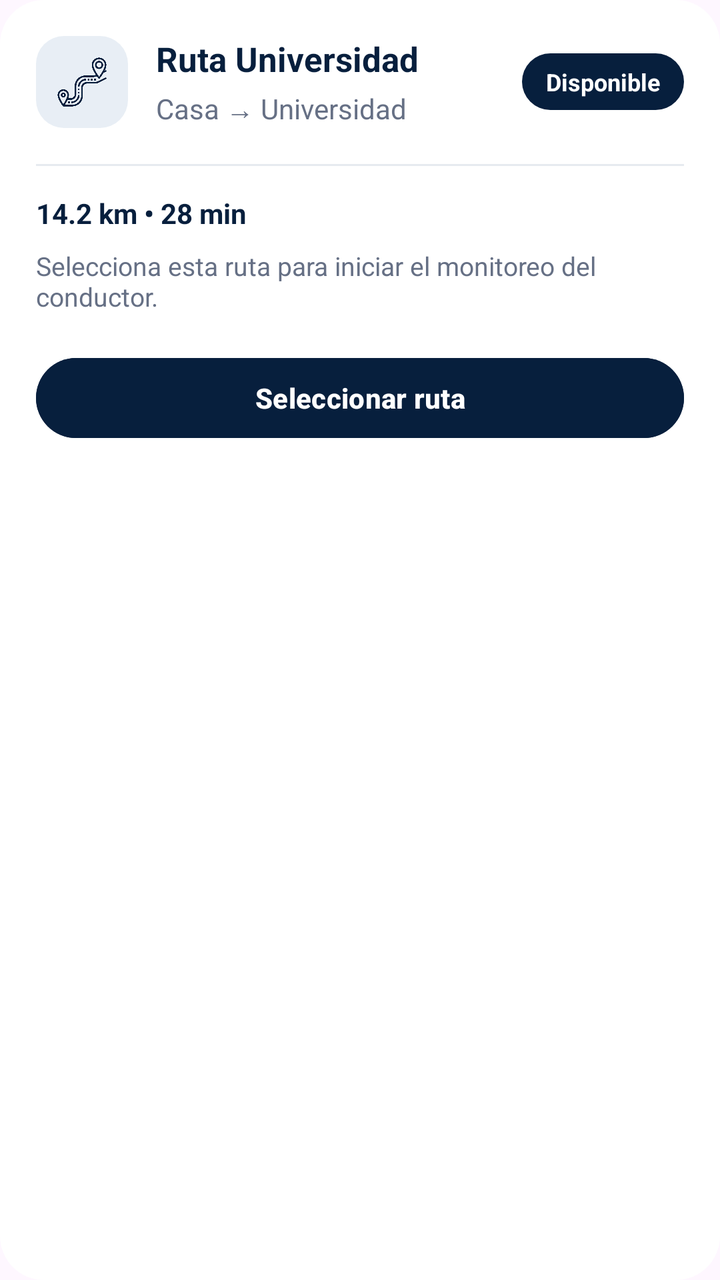
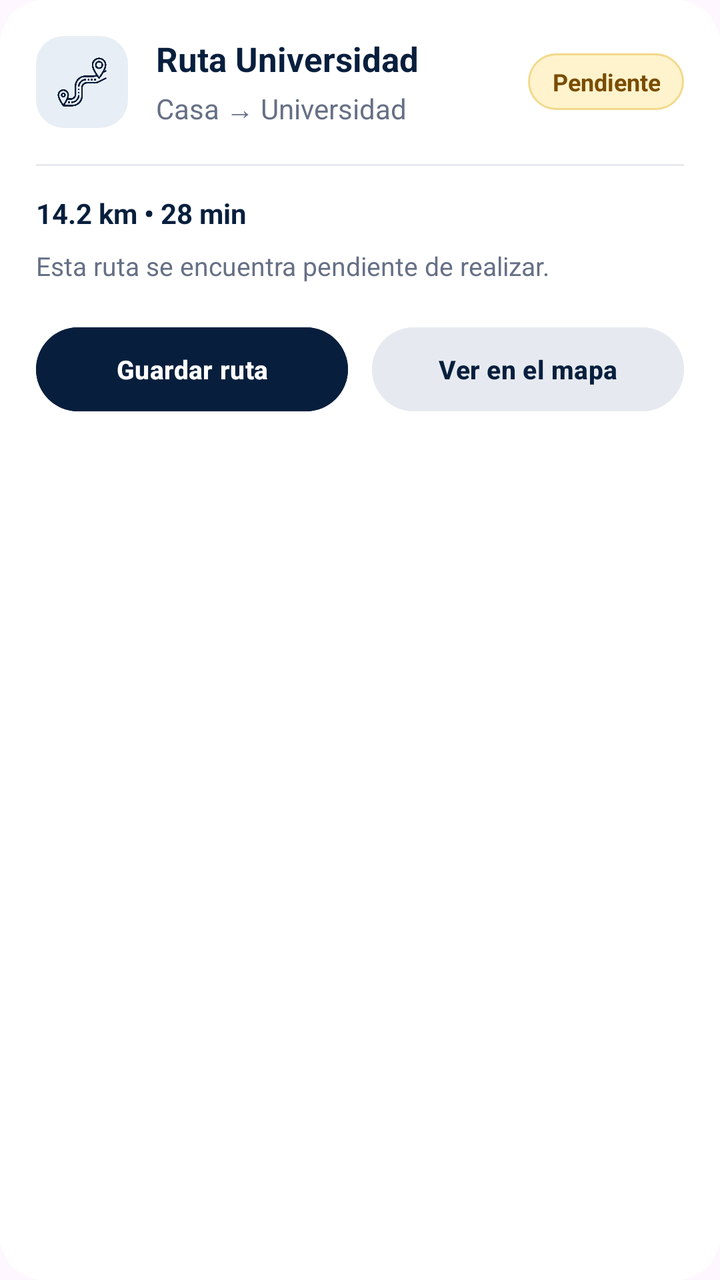

Compare the two renders of this Android layout. The source of the first and the diff that turns it into the second are given below.
<!-- AndroidManifest.xml: application theme Theme.SomnixApp -->
<!-- res/layout/item_ruta.xml -->
<?xml version="1.0" encoding="utf-8"?>
<LinearLayout xmlns:android="http://schemas.android.com/apk/res/android"
    xmlns:app="http://schemas.android.com/apk/res-auto"
    android:layout_width="match_parent"
    android:layout_height="wrap_content"
    android:layout_marginHorizontal="24dp"
    android:layout_marginBottom="16dp"
    android:background="@drawable/bg_card"
    android:orientation="vertical"
    android:padding="18dp">

    <LinearLayout
        android:layout_width="match_parent"
        android:layout_height="wrap_content"
        android:gravity="center_vertical">

        <ImageView
            android:layout_width="46dp"
            android:layout_height="46dp"
            android:background="@drawable/bg_icon_button"
            android:padding="10dp"
            android:src="@drawable/ic_route"
            app:tint="#071F3D" />

        <LinearLayout
            android:layout_width="0dp"
            android:layout_height="wrap_content"
            android:layout_marginStart="14dp"
            android:layout_weight="1"
            android:orientation="vertical">

            <TextView
                android:id="@+id/txtNombreRuta"
                android:layout_width="wrap_content"
                android:layout_height="wrap_content"
                android:text="Ruta Universidad"
                android:textColor="#071F3D"
                android:textSize="17sp"
                android:textStyle="bold" />

            <TextView
                android:id="@+id/txtOrigenDestino"
                android:layout_width="wrap_content"
                android:layout_height="wrap_content"
                android:layout_marginTop="4dp"
                android:text="Casa → Universidad"
                android:textColor="#667085"
                android:textSize="14sp" />

        </LinearLayout>

        <TextView
            android:id="@+id/txtEstadoRuta"
            android:layout_width="wrap_content"
            android:layout_height="wrap_content"
            android:background="@drawable/bg_badge_dark"
            android:paddingHorizontal="12dp"
            android:paddingVertical="6dp"
            android:text="Disponible"
            android:textColor="#FFFFFF"
            android:textSize="12sp"
            android:textStyle="bold" />

    </LinearLayout>

    <View
        android:layout_width="match_parent"
        android:layout_height="1dp"
        android:layout_marginTop="18dp"
        android:background="#E6EAF0" />

    <TextView
        android:id="@+id/txtDetalleRuta"
        android:layout_width="wrap_content"
        android:layout_height="wrap_content"
        android:layout_marginTop="14dp"
        android:text="14.2 km • 28 min"
        android:textColor="#071F3D"
        android:textSize="14sp"
        android:textStyle="bold" />

    <TextView
        android:layout_width="match_parent"
        android:layout_height="wrap_content"
        android:layout_marginTop="8dp"
        android:text="Selecciona esta ruta para iniciar el monitoreo del conductor."
        android:textColor="#667085"
        android:textSize="13sp" />

    <Button
        android:id="@+id/btnIniciarRuta"
        android:layout_width="match_parent"
        android:layout_height="48dp"
        android:layout_marginTop="18dp"
        android:backgroundTint="#071F3D"
        android:text="Seleccionar ruta"
        android:textAllCaps="false"
        android:textColor="#FFFFFF"
        android:textStyle="bold" />

</LinearLayout>
<!-- resources referenced by this layout -->
<resources>
  <!-- drawable bg_badge_dark (drawable) -->
  <?xml version="1.0" encoding="utf-8"?>
  <shape xmlns:android="http://schemas.android.com/apk/res/android">
      <solid android:color="#071F3D" />
      <corners android:radius="30dp" />
  </shape>
  <!-- drawable bg_card (drawable) -->
  <?xml version="1.0" encoding="utf-8"?>
  <shape xmlns:android="http://schemas.android.com/apk/res/android">
      <solid android:color="#FFFFFF" />
      <corners android:radius="22dp" />
  </shape>
  <!-- drawable bg_icon_button (drawable) -->
  <?xml version="1.0" encoding="utf-8"?>
  <shape xmlns:android="http://schemas.android.com/apk/res/android">
      <solid android:color="#E8EEF5" />
      <corners android:radius="14dp" />
  </shape>
  <!-- drawable ic_route: png bitmap (drawable, 17264 bytes) -->
  <style name="Theme.SomnixApp" parent="Base.Theme.SomnixApp" />
  <style name="Base.Theme.SomnixApp" parent="Theme.Material3.DayNight.NoActionBar">
          
          
      </style>
</resources>

<!-- the commit's change to res/layout/item_ruta.xml (unified diff, before → after) -->
@@ -12,12 +12,14 @@
     <LinearLayout
         android:layout_width="match_parent"
         android:layout_height="wrap_content"
-        android:gravity="center_vertical">
+        android:gravity="center_vertical"
+        android:orientation="horizontal">
 
         <ImageView
             android:layout_width="46dp"
             android:layout_height="46dp"
             android:background="@drawable/bg_icon_button"
+            android:contentDescription="Icono de ruta"
             android:padding="10dp"
             android:src="@drawable/ic_route"
             app:tint="#071F3D" />
@@ -53,11 +55,12 @@
             android:id="@+id/txtEstadoRuta"
             android:layout_width="wrap_content"
             android:layout_height="wrap_content"
-            android:background="@drawable/bg_badge_dark"
+            android:background="@drawable/bg_badge_pendiente"
+            android:gravity="center"
             android:paddingHorizontal="12dp"
             android:paddingVertical="6dp"
-            android:text="Disponible"
-            android:textColor="#FFFFFF"
+            android:text="Pendiente"
+            android:textColor="#7A4D00"
             android:textSize="12sp"
             android:textStyle="bold" />
 
@@ -80,22 +83,48 @@
         android:textStyle="bold" />
 
     <TextView
+        android:id="@+id/txtDescripcionEstado"
         android:layout_width="match_parent"
         android:layout_height="wrap_content"
         android:layout_marginTop="8dp"
-        android:text="Selecciona esta ruta para iniciar el monitoreo del conductor."
+        android:text="Esta ruta se encuentra pendiente de realizar."
         android:textColor="#667085"
         android:textSize="13sp" />
 
-    <Button
-        android:id="@+id/btnIniciarRuta"
+    <LinearLayout
+        android:id="@+id/contenedorBotonesRuta"
         android:layout_width="match_parent"
-        android:layout_height="48dp"
+        android:layout_height="wrap_content"
         android:layout_marginTop="18dp"
-        android:backgroundTint="#071F3D"
-        android:text="Seleccionar ruta"
-        android:textAllCaps="false"
-        android:textColor="#FFFFFF"
-        android:textStyle="bold" />
+        android:gravity="center"
+        android:orientation="horizontal">
+
+        <Button
+            android:id="@+id/btnGuardarRuta"
+            android:layout_width="0dp"
+            android:layout_height="50dp"
+            android:layout_marginEnd="6dp"
+            android:layout_weight="1"
+            android:backgroundTint="#071F3D"
+            android:text="Guardar ruta"
+            android:textAllCaps="false"
+            android:textColor="#FFFFFF"
+            android:textSize="13sp"
+            android:textStyle="bold" />
+
+        <Button
+            android:id="@+id/btnVerMapa"
+            android:layout_width="0dp"
+            android:layout_height="50dp"
+            android:layout_marginStart="6dp"
+            android:layout_weight="1"
+            android:backgroundTint="#E6EAF0"
+            android:text="Ver en el mapa"
+            android:textAllCaps="false"
+            android:textColor="#071F3D"
+            android:textSize="13sp"
+            android:textStyle="bold" />
+
+    </LinearLayout>
 
 </LinearLayout>
<!-- resource entries referenced after the edit -->
@@ -1,10 +1,18 @@
 <!-- resources referenced by this layout -->
 <resources>
-  <!-- drawable bg_badge_dark (drawable) -->
+  <!-- drawable bg_badge_pendiente (drawable) -->
   <?xml version="1.0" encoding="utf-8"?>
-  <shape xmlns:android="http://schemas.android.com/apk/res/android">
-      <solid android:color="#071F3D" />
-      <corners android:radius="30dp" />
+  <shape xmlns:android="http://schemas.android.com/apk/res/android"
+      android:shape="rectangle">
+  
+      <solid android:color="#FFF3CD" />
+  
+      <corners android:radius="20dp" />
+  
+      <stroke
+          android:width="1dp"
+          android:color="#F2D98B" />
+  
   </shape>
   <!-- drawable bg_card (drawable) -->
   <?xml version="1.0" encoding="utf-8"?>
